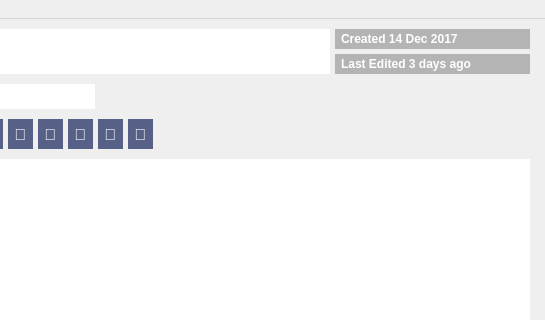
Qt form qt/editor1.ui (tantalum7/dictata) before a commit; both pictures show x 452 to 997 and y 0 to 320 of the 997 by 744 pixel window.
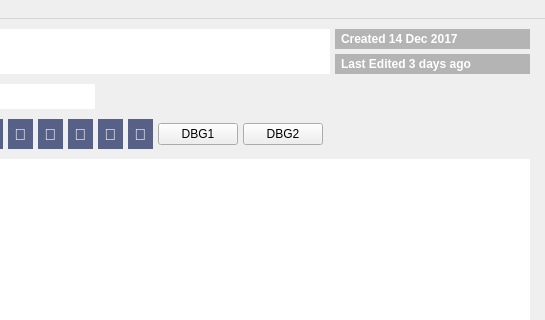
The same form after that commit. Icons and pictures are not drawn.

Commit message:
Qt cover up gui/__init__ * Moved everything from gui.py into its own module * Started tidy up (still a ways off). * There is a bug with sync and opening notes, which is 'off by one' type issue. Saving or reading wrong note.
gui/treeview
* Made a class to wrap the QTreeview and hide the ugly Qt-ness. Plan to repeat for other Qt widgets/classes

qt/editor1
* Add two debug buttons
* Set treeview to default as selectable (single selection only)

Patch:
```diff
--- a/qt/editor1.ui
+++ b/qt/editor1.ui
@@ -1136,6 +1136,20 @@
                </property>
               </widget>
              </item>
+             <item>
+              <widget class="QPushButton" name="dbg1_button">
+               <property name="text">
+                <string>DBG1</string>
+               </property>
+              </widget>
+             </item>
+             <item>
+              <widget class="QPushButton" name="dbg2_button">
+               <property name="text">
+                <string>DBG2</string>
+               </property>
+              </widget>
+             </item>
              <item>
               <spacer name="horizontalSpacer_3">
                <property name="orientation">
```
Left out of the diff: 3 changed lines with no effect on the pictures. The commit also changes 3 other files.
